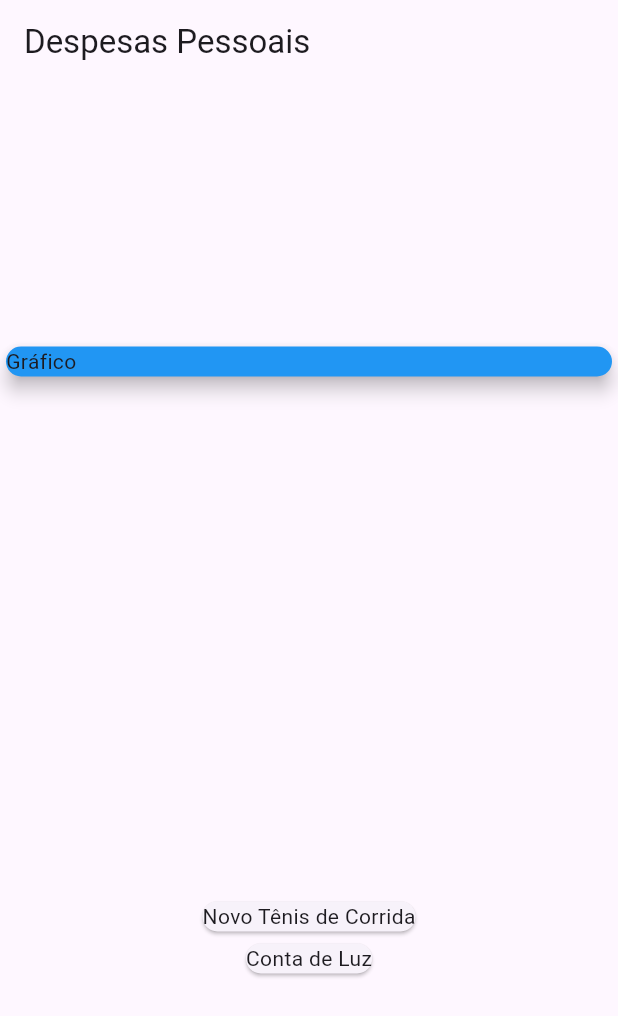
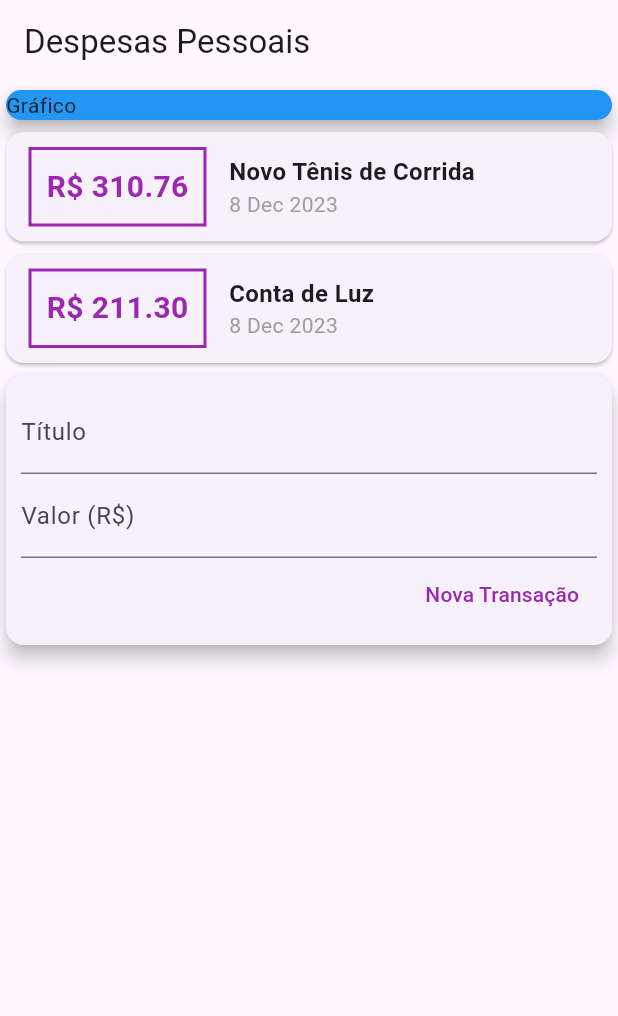
Before and after one commit to beto-luis/expenses, a Flutter app: the screen it shows after launch, on a phone screen of 412 x 824 dp. Shown: the top 1016 px of the screen. Run offline on Flutter 3.47's test engine with Material 3 defaults, Android fonts, the phone set to English and light mode, and no system bars.

Commit message:
refatoração das adições de widgets

```diff
--- /dev/null
+++ b/lib/components/transaction_form.dart
@@ -0,0 +1,49 @@
+import 'package:flutter/material.dart';
+
+class TransactionForm extends StatelessWidget {
+  TransactionForm({super.key});
+  final titleControler = TextEditingController();
+  final valueControler = TextEditingController();
+
+  @override
+  Widget build(BuildContext context) {
+    return Card(
+        elevation: 5,
+        child: Padding(
+          padding: const EdgeInsets.all(10),
+          child: Column(
+            children: <Widget>[
+              TextField(
+                controller: titleControler,
+                decoration: const InputDecoration(
+                  labelText: 'Título',
+                ),
+              ),
+              TextField(
+                controller: valueControler,
+                decoration: const InputDecoration(
+                  labelText: 'Valor (R\$)',
+                ),
+              ),
+              Row(
+                mainAxisAlignment: MainAxisAlignment.end,
+                children: <Widget>[
+                  TextButton(
+                    style: const ButtonStyle(
+                      foregroundColor: MaterialStatePropertyAll(Colors.purple),
+                    ),
+                    child: const Text('Nova Transação'),
+                    onPressed: () {
+                      // ignore: avoid_print
+                      print(titleControler.text);
+                      // ignore: avoid_print
+                      print(valueControler.value);
+                    },
+                  ),
+                ],
+              ),
+            ],
+          ),
+        ));
+  }
+}
--- /dev/null
+++ b/lib/components/transaction_user.dart
@@ -0,0 +1,38 @@
+import 'package:flutter/material.dart';
+import 'transaction_form.dart';
+import 'transactions_list.dart';
+import '../models/transaction.dart';
+
+class TransactionUser extends StatefulWidget {
+  const TransactionUser({super.key});
+
+  @override
+  State<TransactionUser> createState() => _TransactionUserState();
+}
+
+class _TransactionUserState extends State<TransactionUser> {
+  final _transactions = [
+    Transaction(
+      id: 't1',
+      title: 'Novo Tênis de Corrida',
+      value: 310.76,
+      date: DateTime.now(),
+    ),
+    Transaction(
+      id: 't2',
+      title: 'Conta de Luz',
+      value: 211.30,
+      date: DateTime.now(),
+    ),
+  ];
+
+  @override
+  Widget build(BuildContext context) {
+    return Column(
+      children: <Widget>[
+        TransactionList(_transactions),
+        TransactionForm(),
+      ],
+    );
+  }
+}
--- /dev/null
+++ b/lib/components/transactions_list.dart
@@ -0,0 +1,56 @@
+import 'package:flutter/material.dart';
+import '../models/transaction.dart';
+import 'package:intl/intl.dart';
+
+class TransactionList extends StatelessWidget {
+  final List<Transaction> transactions;
+
+  const TransactionList(this.transactions, {super.key});
+
+  @override
+  Widget build(BuildContext context) {
+    return Column(
+      children: transactions.map((tr) {
+        return Card(
+          child: Row(children: <Widget>[
+            Container(
+              margin: const EdgeInsets.symmetric(horizontal: 15, vertical: 10),
+              decoration: BoxDecoration(
+                  border: Border.all(
+                color: Colors.purple,
+                width: 2,
+              )),
+              padding: const EdgeInsets.all(10),
+              child: Text(
+                'R\$ ${tr.value.toStringAsFixed(2)}',
+                style: const TextStyle(
+                  fontWeight: FontWeight.bold,
+                  fontSize: 20,
+                  color: Colors.purple,
+                ),
+              ),
+            ),
+            Column(
+              crossAxisAlignment: CrossAxisAlignment.start,
+              children: <Widget>[
+                Text(
+                  tr.title,
+                  style: const TextStyle(
+                    fontSize: 16,
+                    fontWeight: FontWeight.bold,
+                  ),
+                ),
+                Text(
+                  DateFormat('d MMM y').format(tr.date),
+                  style: const TextStyle(
+                    color: Colors.grey,
+                  ),
+                ),
+              ],
+            ),
+          ]),
+        );
+      }).toList(),
+    );
+  }
+}
--- a/lib/main.dart
+++ b/lib/main.dart
@@ -1,5 +1,5 @@
-import 'package:expenses/models/transaction.dart';
 import 'package:flutter/material.dart';
+import 'components/transaction_user.dart';
 
 main() => runApp(const ExpensesApp());
 
@@ -8,49 +8,29 @@ class ExpensesApp extends StatelessWidget {
 
   @override
   Widget build(BuildContext context) {
-    return MaterialApp(home: MyHomePage());
+    return  const MaterialApp(home: MyHomePage());
   }
 }
 
 class MyHomePage extends StatelessWidget {
-  MyHomePage({Key? key}) : super(key: key);
-  final _transactions = [
-    Transaction(
-      id: 't1',
-      title: 'Novo Tênis de Corrida',
-      value: 310.76,
-      date: DateTime.now(),
-    ),
-    Transaction(
-      id: 't2',
-      title: 'Conta de Luz',
-      value: 211.30,
-      date: DateTime.now(),
-    ),
-  ];
+
+  const MyHomePage({Key? key}) : super(key: key);
 
   @override
   Widget build(BuildContext context) {
     return Scaffold(
       appBar: AppBar(title: const Text('Despesas Pessoais')),
-      body: Column(
-        mainAxisAlignment: MainAxisAlignment.spaceAround,
+      body: const Column(
         crossAxisAlignment: CrossAxisAlignment.stretch,
         children: [
-          const SizedBox(
+          SizedBox(
             child: Card(
               color: Colors.blue,
               elevation: 5,
               child: Text('Gráfico'),
             ),
           ),
-          Column(
-            children: _transactions.map((tr) {
-              return Card(
-                child: Text(tr.title),
-              );
-            }).toList(),
-          ),
+          TransactionUser(),
         ],
       ),
     );
--- a/pubspec.yaml
+++ b/pubspec.yaml
@@ -30,7 +30,7 @@ environment:
 dependencies:
   flutter:
     sdk: flutter
-
+  intl: ^0.19.0
 
   # The following adds the Cupertino Icons font to your application.
   # Use with the CupertinoIcons class for iOS style icons.
```
Also changed, not shown: pubspec.lock.
